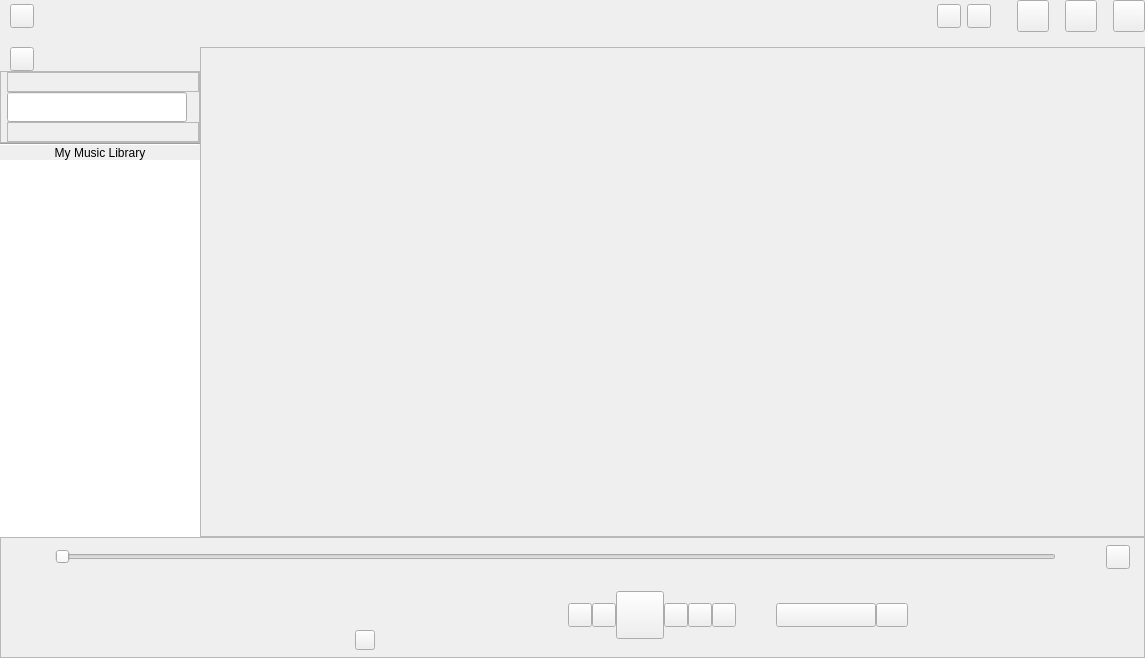
Old version of the form src/xamp/xamp.ui in the repository billlin0904/xamp2.
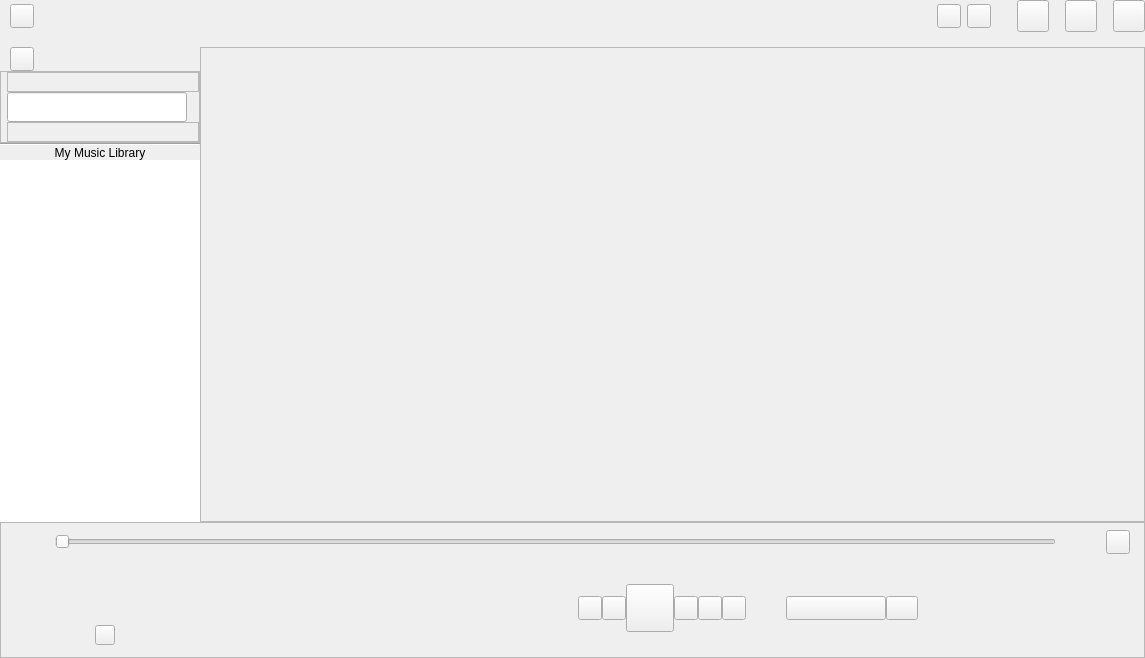
New version of the form. Custom widgets are drawn as their Qt base class.

```diff
--- a/src/xamp/xamp.ui
+++ b/src/xamp/xamp.ui
@@ -752,13 +752,13 @@
         <property name="minimumSize">
          <size>
           <width>0</width>
-          <height>75</height>
+          <height>90</height>
          </size>
         </property>
         <property name="maximumSize">
          <size>
           <width>16777215</width>
-          <height>75</height>
+          <height>90</height>
          </size>
         </property>
         <property name="frameShape">
@@ -803,14 +803,14 @@
           <widget class="ClickableLabel" name="coverLabel">
            <property name="minimumSize">
             <size>
-             <width>60</width>
-             <height>60</height>
+             <width>80</width>
+             <height>80</height>
             </size>
            </property>
            <property name="maximumSize">
             <size>
-             <width>60</width>
-             <height>60</height>
+             <width>80</width>
+             <height>80</height>
             </size>
            </property>
            <property name="text">
@@ -898,19 +898,6 @@
              <property name="spacing">
               <number>0</number>
              </property>
-             <item>
-              <widget class="QLabel" name="formatLabel">
-               <property name="maximumSize">
-                <size>
-                 <width>16777215</width>
-                 <height>20</height>
-                </size>
-               </property>
-               <property name="text">
-                <string/>
-               </property>
-              </widget>
-             </item>
              <item>
               <widget class="QToolButton" name="hiResLabel">
                <property name="minimumSize">
@@ -936,6 +923,19 @@
                </property>
               </widget>
              </item>
+             <item>
+              <widget class="QLabel" name="formatLabel">
+               <property name="maximumSize">
+                <size>
+                 <width>16777215</width>
+                 <height>20</height>
+                </size>
+               </property>
+               <property name="text">
+                <string/>
+               </property>
+              </widget>
+             </item>
             </layout>
            </item>
           </layout>
```
